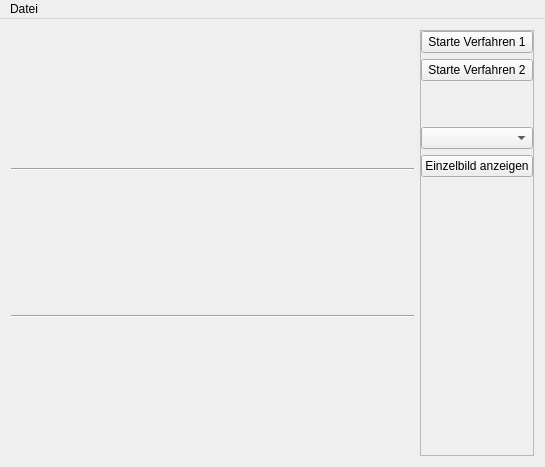
Before: the Qt Designer form BIT_Shadows/mainwindow.ui in annsimon/bit_shadows, drawn with Qt 5.
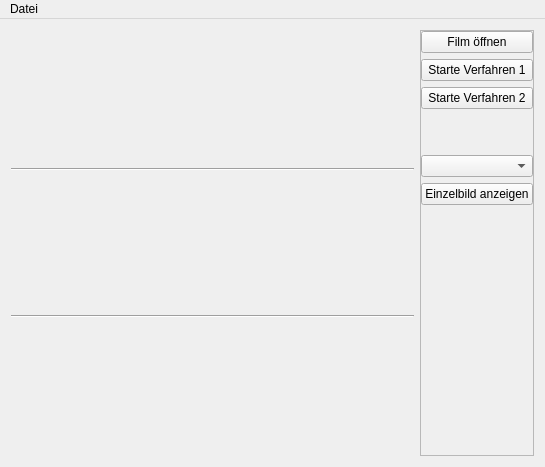
After: the same form once the commit is applied.

```diff
--- a/BIT_Shadows/mainwindow.ui
+++ b/BIT_Shadows/mainwindow.ui
@@ -72,6 +72,13 @@
        <property name="margin">
         <number>0</number>
        </property>
+       <item>
+        <widget class="QPushButton" name="pushButtonLoad">
+         <property name="text">
+          <string>Film öffnen</string>
+         </property>
+        </widget>
+       </item>
        <item>
         <widget class="QPushButton" name="pushButtonMethod1">
          <property name="text">
```
Left out of the diff: 16 changed lines with no effect on the pictures.
